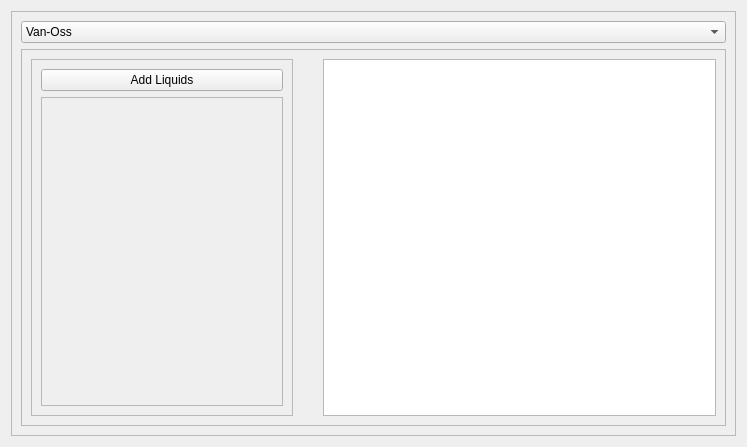
plailok/python_SurfaceFreeEnergy_pyqt, file interfaces/setting_widget.ui: the form before one commit.
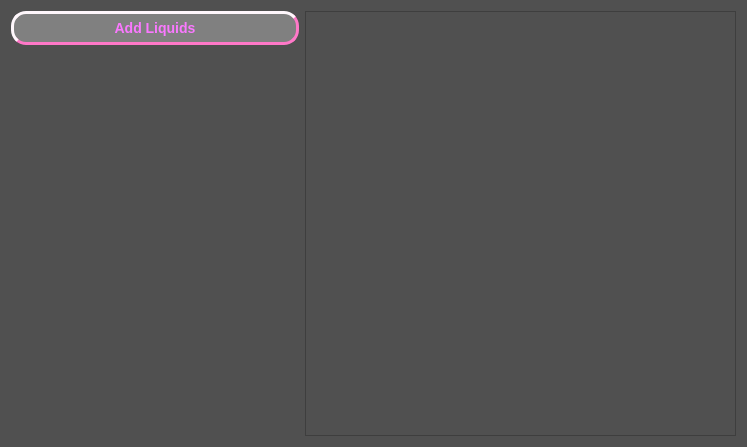
The form after the commit.

Commit message: add settings widget to main window add dialog for liquid choose add sygnals for all buttons (except measurment)

```diff
--- a/interfaces/setting_widget.ui
+++ b/interfaces/setting_widget.ui
@@ -13,102 +13,69 @@
   <property name="windowTitle">
    <string>Form</string>
   </property>
-  <layout class="QGridLayout" name="gridLayout_3">
+  <property name="styleSheet">
+   <string notr="true">QWidget{
+	background-color: rgb(80, 80, 80);
+}
+QLabel{
+	color:  rgb(250, 120, 255);
+	background-color: grey;
+	border-radius: 10px;
+	font: bold, 14px
+}
+QPushButton {
+	color: rgb(250, 120, 255);
+    background-color: grey;
+    border-style: outset;
+    border-width: 3px;
+    border-radius: 15px;
+    border-color: rgb(255,120,200);
+    font: bold 14px;
+    min-width: 140px;
+    padding: 6px;
+}
+QLineEdit{
+	color: white;
+	border-radius: 15px;
+    border-width: 2px;
+	border-style: outset;
+    border-radius: 25px;
+    border-color: rgb(255,255,255);
+}</string>
+  </property>
+  <layout class="QGridLayout" name="gridLayout_4">
    <item row="0" column="0">
-    <widget class="QFrame" name="MainFrame">
-     <property name="frameShape">
-      <enum>QFrame::StyledPanel</enum>
-     </property>
-     <property name="frameShadow">
-      <enum>QFrame::Raised</enum>
-     </property>
-     <layout class="QGridLayout" name="gridLayout_2">
-      <item row="0" column="0">
-       <widget class="QComboBox" name="comboBox">
-        <property name="contextMenuPolicy">
-         <enum>Qt::DefaultContextMenu</enum>
-        </property>
-        <property name="sizeAdjustPolicy">
-         <enum>QComboBox::AdjustToContentsOnFirstShow</enum>
-        </property>
-        <item>
-         <property name="text">
-          <string>Van-Oss</string>
-         </property>
-        </item>
-        <item>
-         <property name="text">
-          <string>Van-Second</string>
-         </property>
-        </item>
-        <item>
-         <property name="text">
-          <string>Van-Third</string>
-         </property>
-        </item>
-        <item>
-         <property name="text">
-          <string>Van_???</string>
-         </property>
-        </item>
-       </widget>
-      </item>
-      <item row="1" column="0">
-       <widget class="QFrame" name="SettingsFrema">
-        <property name="frameShape">
-         <enum>QFrame::StyledPanel</enum>
-        </property>
-        <property name="frameShadow">
-         <enum>QFrame::Raised</enum>
-        </property>
-        <layout class="QGridLayout" name="gridLayout_4">
-         <item row="0" column="0">
-          <layout class="QGridLayout" name="gridLayout" columnstretch="2,3">
-           <property name="horizontalSpacing">
-            <number>30</number>
-           </property>
-           <property name="verticalSpacing">
-            <number>0</number>
-           </property>
-           <item row="0" column="0">
-            <widget class="QFrame" name="frame_3">
-             <property name="frameShape">
-              <enum>QFrame::StyledPanel</enum>
-             </property>
-             <property name="frameShadow">
-              <enum>QFrame::Raised</enum>
-             </property>
-             <layout class="QVBoxLayout" name="verticalLayout">
-              <item>
-               <widget class="QPushButton" name="addliquidsButton">
-                <property name="text">
-                 <string>Add Liquids</string>
-                </property>
-               </widget>
-              </item>
-              <item>
-               <widget class="QFrame" name="liquidsFrame">
-                <property name="frameShape">
-                 <enum>QFrame::StyledPanel</enum>
-                </property>
-                <property name="frameShadow">
-                 <enum>QFrame::Raised</enum>
-                </property>
-               </widget>
-              </item>
-             </layout>
-            </widget>
-           </item>
-           <item row="0" column="1">
-            <widget class="QTableView" name="tableView"/>
-           </item>
-          </layout>
-         </item>
-        </layout>
-       </widget>
-      </item>
-     </layout>
-    </widget>
+    <layout class="QGridLayout" name="gridLayout_3" rowstretch="3,1" columnstretch="2,3">
+     <item row="0" column="1" rowspan="2">
+      <widget class="QTableWidget" name="tableWidget"/>
+     </item>
+     <item row="0" column="0">
+      <widget class="QPushButton" name="pushButton">
+       <property name="sizePolicy">
+        <sizepolicy hsizetype="Preferred" vsizetype="Maximum">
+         <horstretch>0</horstretch>
+         <verstretch>0</verstretch>
+        </sizepolicy>
+       </property>
+       <property name="styleSheet">
+        <string notr="true"/>
+       </property>
+       <property name="text">
+        <string>Add Liquids</string>
+       </property>
+      </widget>
+     </item>
+     <item row="1" column="0">
+      <layout class="QGridLayout" name="gridLayout_2">
+       <property name="sizeConstraint">
+        <enum>QLayout::SetFixedSize</enum>
+       </property>
+       <property name="verticalSpacing">
+        <number>25</number>
+       </property>
+      </layout>
+     </item>
+    </layout>
    </item>
   </layout>
  </widget>
```
The commit also changes 3 other files.
